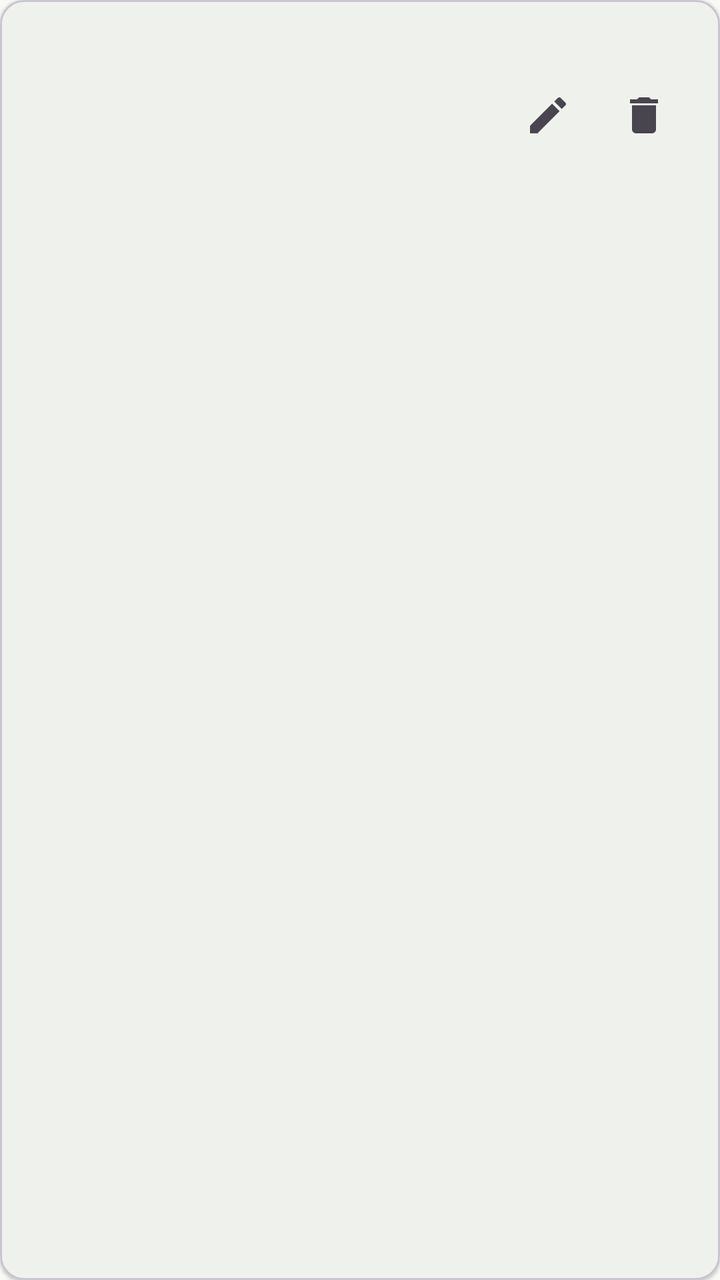
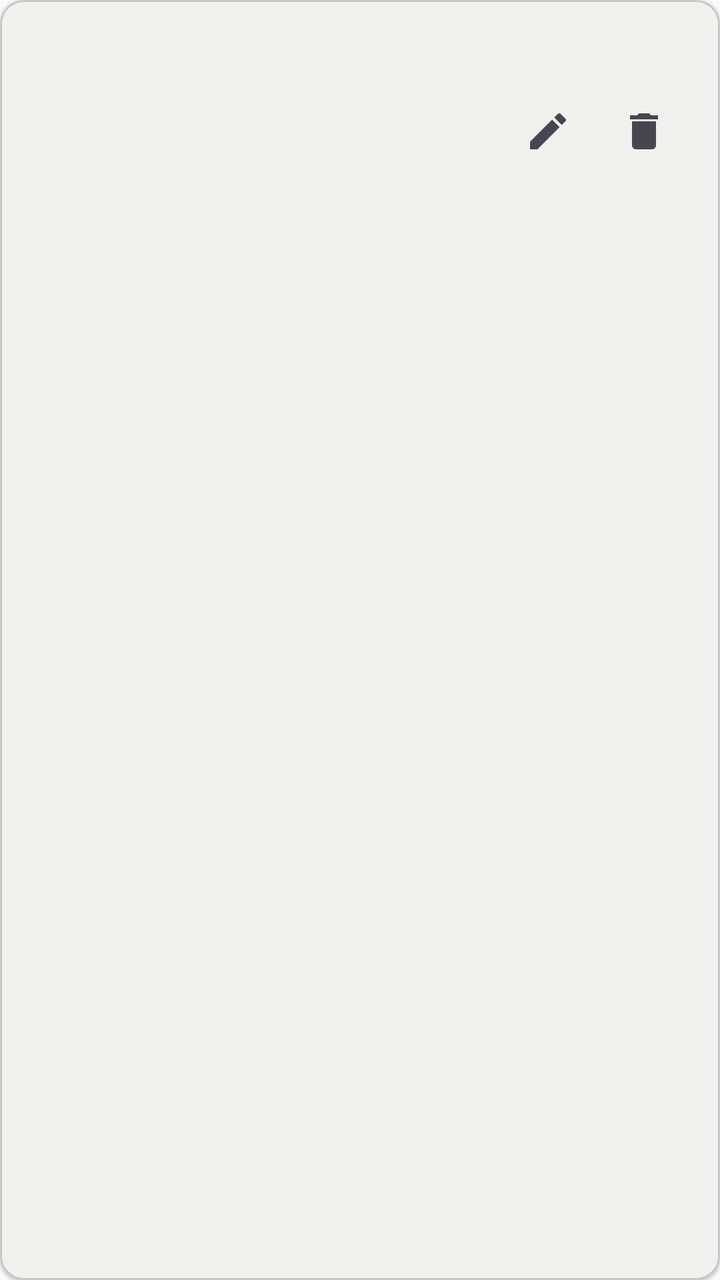

Two renders of the same Android screen: before a commit and after it. Below are the layout's source before the change and the commit's diff.
<!-- AndroidManifest.xml: application theme Theme.MQTTPanel -->
<!-- res/layout/item_connection.xml -->
<?xml version="1.0" encoding="utf-8"?>
<com.google.android.material.card.MaterialCardView xmlns:android="http://schemas.android.com/apk/res/android"
    xmlns:app="http://schemas.android.com/apk/res-auto"
    android:layout_width="match_parent"
    android:layout_height="wrap_content"
    android:layout_marginBottom="8dp"
    android:clickable="true"
    android:foreground="?attr/selectableItemBackground"
    app:cardElevation="1dp"
    app:cardCornerRadius="12dp">

    <LinearLayout
        android:layout_width="match_parent"
        android:layout_height="wrap_content"
        android:orientation="horizontal"
        android:padding="16dp"
        android:gravity="center_vertical">

        <LinearLayout
            android:layout_width="0dp"
            android:layout_height="wrap_content"
            android:layout_weight="1"
            android:orientation="vertical">

            <TextView
                android:id="@+id/tv_name"
                android:layout_width="match_parent"
                android:layout_height="wrap_content"
                android:textSize="17sp"
                android:textStyle="bold" />

            <TextView
                android:id="@+id/tv_host"
                android:layout_width="match_parent"
                android:layout_height="wrap_content"
                android:layout_marginTop="2dp"
                android:textSize="14sp"
                android:textColor="?android:attr/textColorSecondary" />

            <TextView
                android:id="@+id/tv_panels"
                android:layout_width="match_parent"
                android:layout_height="wrap_content"
                android:layout_marginTop="2dp"
                android:textSize="13sp"
                android:textColor="?attr/colorPrimary" />

            <LinearLayout
                android:layout_width="wrap_content"
                android:layout_height="wrap_content"
                android:layout_marginTop="4dp"
                android:orientation="horizontal">

                <TextView
                    android:id="@+id/tv_ssl"
                    android:layout_width="wrap_content"
                    android:layout_height="wrap_content"
                    android:layout_marginEnd="8dp"
                    android:textSize="12sp" />

                <TextView
                    android:id="@+id/tv_ws"
                    android:layout_width="wrap_content"
                    android:layout_height="wrap_content"
                    android:layout_marginEnd="8dp"
                    android:textSize="12sp" />

            </LinearLayout>

        </LinearLayout>

        <ImageButton
            android:id="@+id/btn_edit"
            android:layout_width="44dp"
            android:layout_height="44dp"
            android:src="@drawable/ic_edit"
            android:contentDescription="@string/edit_connection"
            android:background="?attr/selectableItemBackgroundBorderless" />

        <ImageButton
            android:id="@+id/btn_delete"
            android:layout_width="44dp"
            android:layout_height="44dp"
            android:layout_marginStart="4dp"
            android:src="@drawable/ic_delete"
            android:contentDescription="@string/delete_connection"
            android:background="?attr/selectableItemBackgroundBorderless" />

    </LinearLayout>

</com.google.android.material.card.MaterialCardView>
<!-- resources referenced by this layout -->
<resources>
  <!-- drawable ic_delete (drawable) -->
  <?xml version="1.0" encoding="utf-8"?>
  <vector xmlns:android="http://schemas.android.com/apk/res/android"
      android:width="24dp"
      android:height="24dp"
      android:viewportWidth="24"
      android:viewportHeight="24"
      android:tint="?attr/colorControlNormal">
      <path
          android:fillColor="#FF000000"
          android:pathData="M6,19c0,1.1 0.9,2 2,2h8c1.1,0 2,-0.9 2,-2V7H6v12zM19,4h-3.5l-1,-1h-5l-1,1H5v2h14V4z" />
  </vector>
  <!-- drawable ic_edit (drawable) -->
  <?xml version="1.0" encoding="utf-8"?>
  <vector xmlns:android="http://schemas.android.com/apk/res/android"
      android:width="24dp"
      android:height="24dp"
      android:viewportWidth="24"
      android:viewportHeight="24"
      android:tint="?attr/colorControlNormal">
      <path
          android:fillColor="#FF000000"
          android:pathData="M3,17.25V21h3.75L17.81,9.94l-3.75,-3.75L3,17.25zM20.71,7.04c0.39,-0.39 0.39,-1.02 0,-1.41l-2.34,-2.34c-0.39,-0.39 -1.02,-0.39 -1.41,0l-1.83,1.83 3.75,3.75 1.83,-1.83z" />
  </vector>
  <string name="delete_connection">Удалить</string>
  <string name="edit_connection">Редактировать</string>
  <style name="Theme.MQTTPanel" parent="Theme.Material3.Light.NoActionBar">
          <item name="colorPrimary">@color/md_theme_primary</item>
          <item name="colorOnPrimary">@color/md_theme_onPrimary</item>
          <item name="colorPrimaryContainer">@color/md_theme_primaryContainer</item>
          <item name="colorSecondary">@color/md_theme_secondary</item>
          <item name="colorOnSecondary">@color/md_theme_onSecondary</item>
          <item name="colorSecondaryContainer">@color/md_theme_secondaryContainer</item>
          <item name="android:colorBackground">@color/md_theme_surface</item>
          <item name="colorSurface">@color/md_theme_surface</item>
          <item name="colorOnSurface">@color/md_theme_onSurface</item>
          <item name="colorError">@color/md_theme_error</item>
          <item name="android:statusBarColor">?attr/colorPrimaryContainer</item>
      </style>
  <color name="md_theme_primary">#386A36</color>
  <color name="md_theme_onPrimary">#FFFFFF</color>
  <color name="md_theme_primaryContainer">#B9F3B2</color>
  <color name="md_theme_secondary">#54634F</color>
  <color name="md_theme_onSecondary">#FFFFFF</color>
  <color name="md_theme_secondaryContainer">#D7E8CF</color>
  <color name="md_theme_surface">#F9FAF6</color>
  <color name="md_theme_onSurface">#191C1A</color>
  <color name="md_theme_error">#BA1A1A</color>
</resources>

<!-- the commit's change to res/layout/item_connection.xml (unified diff, before → after) -->
@@ -30,6 +30,16 @@
                 android:textStyle="bold" />
 
             <TextView
+                android:id="@+id/tv_type"
+                android:layout_width="wrap_content"
+                android:layout_height="wrap_content"
+                android:layout_marginTop="1dp"
+                android:textAllCaps="true"
+                android:textSize="11sp"
+                android:textStyle="bold"
+                android:textColor="?attr/colorPrimary" />
+
+            <TextView
                 android:id="@+id/tv_host"
                 android:layout_width="match_parent"
                 android:layout_height="wrap_content"
@@ -44,6 +54,15 @@
                 android:layout_marginTop="2dp"
                 android:textSize="13sp"
                 android:textColor="?attr/colorPrimary" />
+
+            <TextView
+                android:id="@+id/tv_gh_status"
+                android:layout_width="match_parent"
+                android:layout_height="wrap_content"
+                android:layout_marginTop="2dp"
+                android:textSize="12sp"
+                android:textColor="?android:attr/textColorSecondary"
+                android:visibility="gone" />
 
             <LinearLayout
                 android:layout_width="wrap_content"
